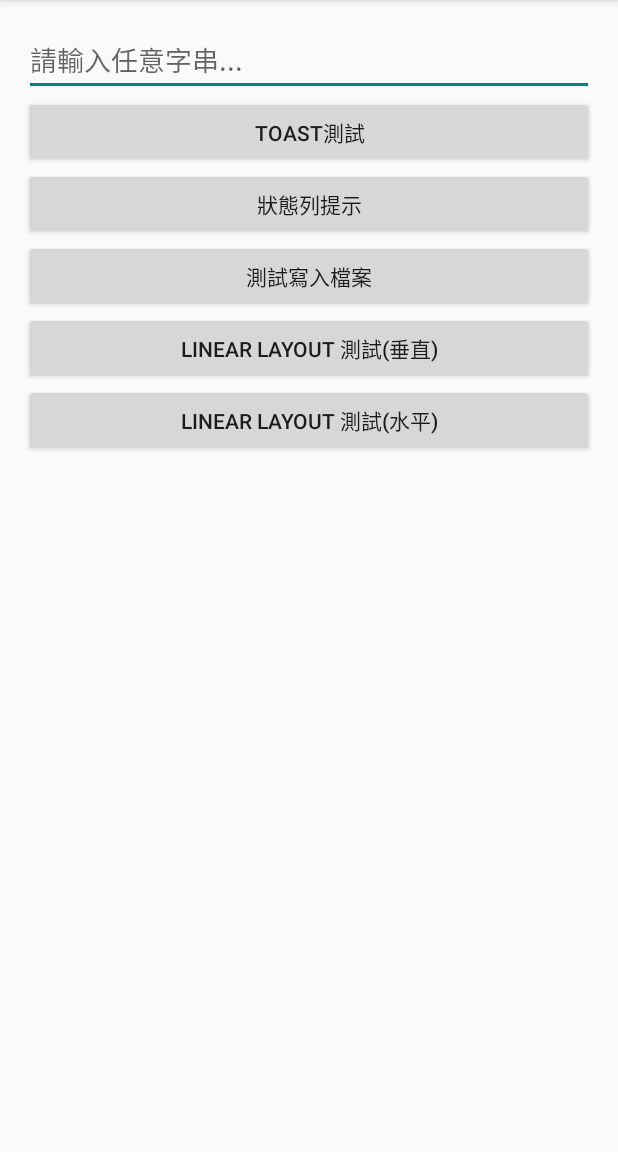
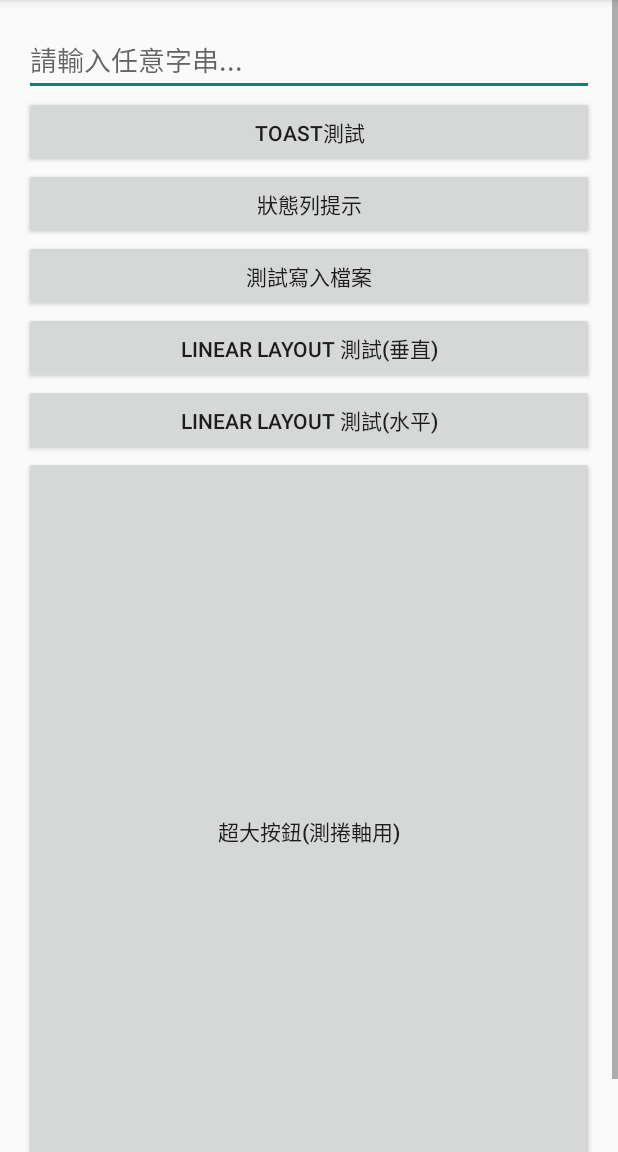
Before and after one commit to fishingboy/Android_Test, an Android app: the MainView screen opened directly, with no data from a screen before it, on a phone screen of 412 x 824 dp, the part 84-1236 px from its top. Run offline under Robolectric (Android 15) with nearby library versions, the phone set to English and light mode, and no system bars.

Commit message:
測試捲軸寫法

```diff
--- a/app/src/main/AndroidManifest.xml
+++ b/app/src/main/AndroidManifest.xml
@@ -5,7 +5,7 @@
     <application
         android:allowBackup="true"
         android:icon="@drawable/ic_launcher"
-        android:label="@string/app_name"
+        android:label="Android 測試"
         android:theme="@style/AppTheme" >
         <activity
             android:name=".MainView"
@@ -31,6 +31,7 @@
             android:enabled="true"
             android:exported="true" >
         </service>
+
     </application>
 
 </manifest>
--- a/app/src/main/java/com/leo_kuo/android_test/MainView.java
+++ b/app/src/main/java/com/leo_kuo/android_test/MainView.java
@@ -88,6 +88,4 @@
         i.setFlags(Intent.FLAG_ACTIVITY_NEW_TASK);
         startService(i);
     }
-
-
 }
--- a/app/src/main/res/layout/activity_main.xml
+++ b/app/src/main/res/layout/activity_main.xml
@@ -1,3 +1,7 @@
+<ScrollView  xmlns:android="http://schemas.android.com/apk/res/android"
+             android:layout_width="match_parent"
+             android:layout_height="match_parent" >
+
     <LinearLayout xmlns:android="http://schemas.android.com/apk/res/android"
         xmlns:tools="http://schemas.android.com/tools" android:layout_width="match_parent"
         android:layout_height="match_parent" android:paddingLeft="@dimen/activity_horizontal_margin"
@@ -54,4 +58,13 @@
             android:id="@+id/button"
             android:layout_gravity="center_horizontal" />
 
+        <Button
+            android:layout_width="match_parent"
+            android:layout_height="500dp"
+            android:text="超大按鈕(測捲軸用)"
+            android:id="@+id/button2"
+            android:layout_gravity="center_horizontal"/>
+
     </LinearLayout>
+
+</ScrollView>
--- a/app/src/main/res/values/strings.xml
+++ b/app/src/main/res/values/strings.xml
@@ -6,5 +6,6 @@
     <string name="action_settings">Settings</string>
     <string name="action_about">關於</string>
     <string name="title_activity_view2">view2</string>
+    <string name="title_activity_scroll">捲軸測試</string>
 
 </resources>
```
Lines whose indentation alone changed are shown as unchanged.
